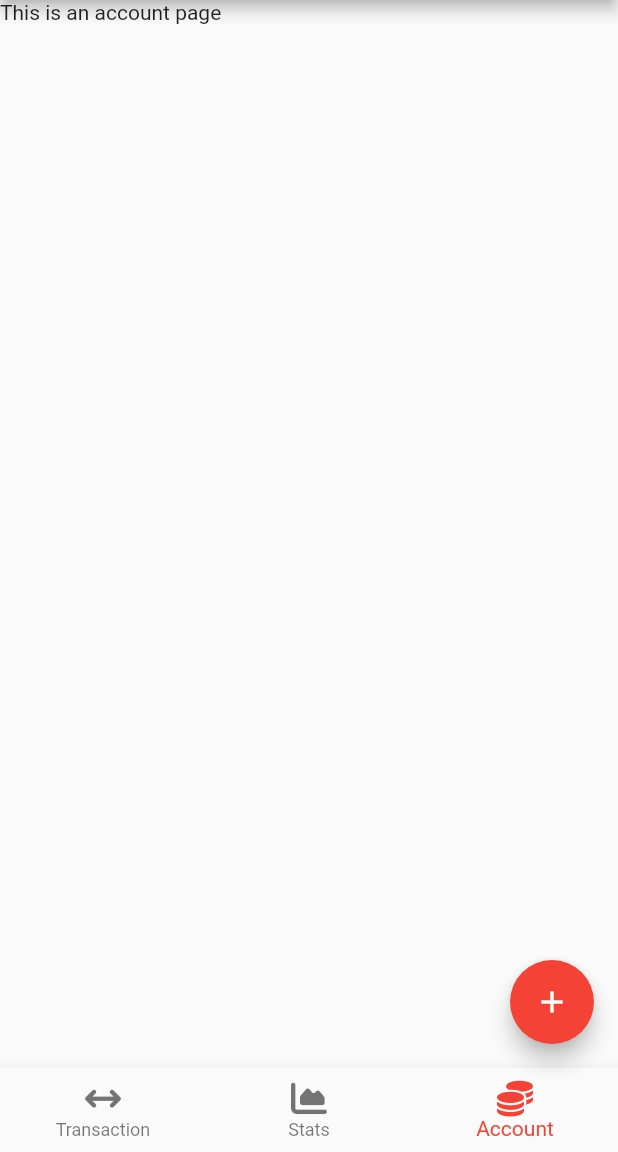
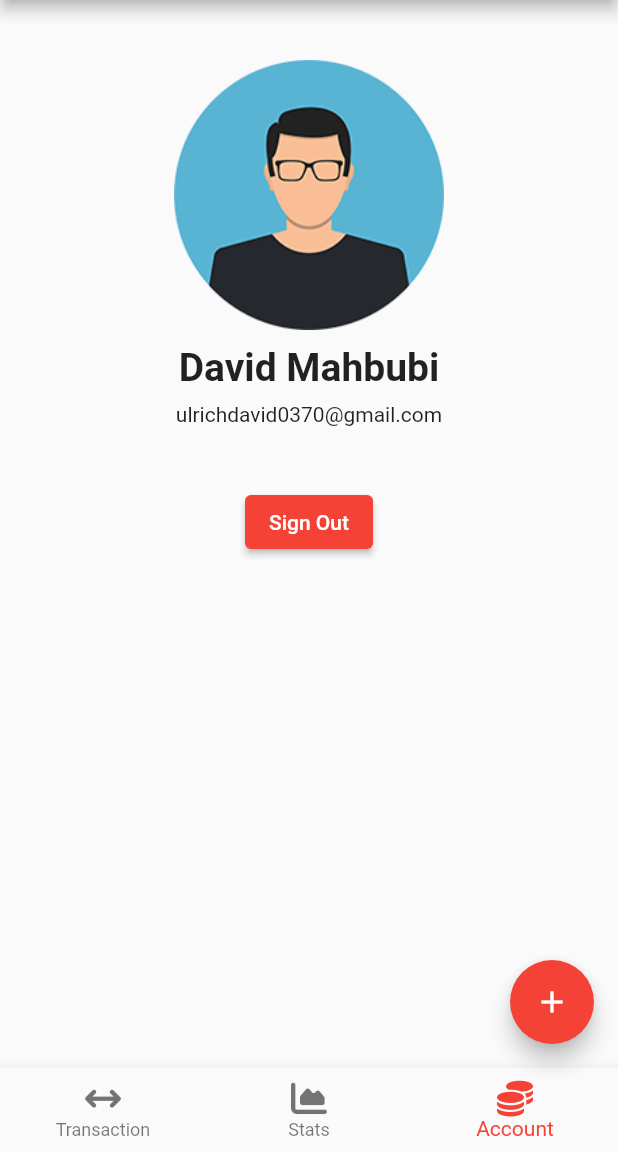
Before and after one commit to davidmahbubi/money-manager-mobile, a Flutter app: the screen it shows after launch, item 3 of the bottom bar chosen, on a phone screen of 412 x 824 dp, the part 84-1236 px from its top. Run offline on Flutter 3.47's test engine with Material 2 defaults, Android fonts, the light colour scheme and no system bars; our stand-ins replace font_awesome_flutter, pie_chart.

Commit message:
Added chart, profile, modified icon and label

```diff
--- a/lib/pages/accounts.dart
+++ b/lib/pages/accounts.dart
@@ -5,8 +5,32 @@ class Accounts extends StatelessWidget {
 
   @override
   Widget build(BuildContext context) {
-    return const Scaffold(
-      body: Text('This is an account page'),
+    return Scaffold(
+      body: Container(
+        margin: const EdgeInsets.only(top: 20),
+        width: double.infinity,
+        child: Column(
+          children: <Widget>[
+            const SizedBox(height: 20),
+            Image.asset(
+              'assets/images/default_profile_picture.png',
+              width: 180,
+            ),
+            const SizedBox(height: 10),
+            const Text(
+              'David Mahbubi',
+              style: TextStyle(
+                fontWeight: FontWeight.bold,
+                fontSize: 26,
+              ),
+            ),
+            const SizedBox(height: 8),
+            const Text('ulrichdavid0370@gmail.com'),
+            const SizedBox(height: 40),
+            ElevatedButton(onPressed: () {}, child: const Text('Sign Out'))
+          ],
+        ),
+      ),
     );
   }
 }
```
Also changed, not shown: pubspec.yaml (+8 -3 lines), assets/icons/icon.png (added), assets/images/default_profile_picture.png (added), pubspec.lock, 23 other files.
